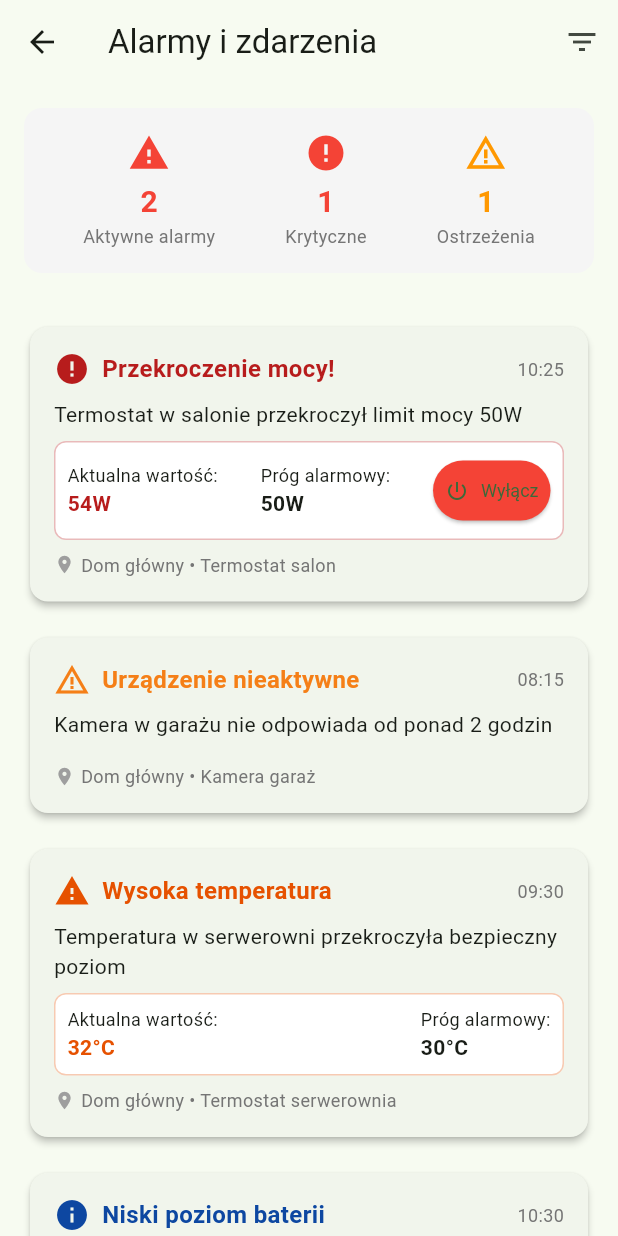
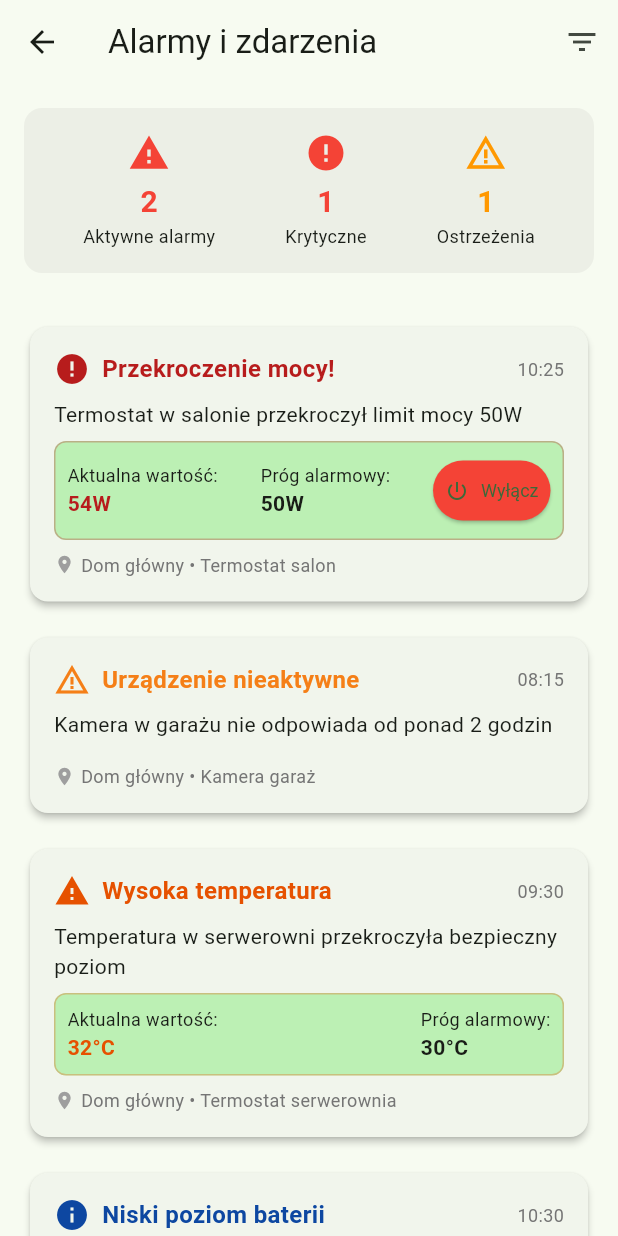
Before and after one commit to MinikPLayer/Kosciuszkon-2025, a Flutter app: the AlarmPage screen opened directly, on a phone screen of 412 x 824 dp. Run offline on Flutter 3.47's test engine with Material 3 defaults, Android fonts, the phone set to English and light mode, and no system bars; our stand-ins replace fl_chart, google_fonts.

Commit message:
Improved the alarm page

```diff
--- a/frontend_calculator/lib/views/pages/alarm_page.dart
+++ b/frontend_calculator/lib/views/pages/alarm_page.dart
@@ -85,13 +85,16 @@ class AlarmPage extends StatelessWidget {
       ),
       body: Column(
         children: [
-          _buildStatsHeader(),
+          _buildStatsHeader(context),
           Expanded(
             child: ListView.builder(
               padding: const EdgeInsets.all(16),
               itemCount: alarmEvents.length,
               itemBuilder: (context, index) {
-                return Padding(padding: const EdgeInsets.only(bottom: 16), child: _buildAlarmCard(alarmEvents[index]));
+                return Padding(
+                  padding: const EdgeInsets.only(bottom: 16),
+                  child: _buildAlarmCard(context, alarmEvents[index]),
+                );
               },
             ),
           ),
@@ -100,21 +103,37 @@ class AlarmPage extends StatelessWidget {
     );
   }
 
-  Widget _buildStatsHeader() {
+  Widget _buildStatsHeader(BuildContext context) {
     final criticalCount = alarmEvents.where((a) => a.severity == AlarmSeverity.critical).length;
     final warningCount = alarmEvents.where((a) => a.severity == AlarmSeverity.warning).length;
     final totalActive = criticalCount + warningCount;
 
     return Container(
       padding: const EdgeInsets.all(16),
-      decoration: BoxDecoration(color: Colors.grey[100], borderRadius: BorderRadius.circular(12)),
+      decoration: BoxDecoration(
+        color: Theme.of(context).colorScheme.surfaceContainer,
+        borderRadius: BorderRadius.circular(12),
+      ),
       margin: const EdgeInsets.all(16),
       child: Row(
         mainAxisAlignment: MainAxisAlignment.spaceAround,
         children: [
-          _buildStatItem('Aktywne alarmy', '$totalActive', totalActive > 0 ? Colors.red : Colors.green, Icons.warning),
-          _buildStatItem('Krytyczne', '$criticalCount', criticalCount > 0 ? Colors.red : Colors.grey, Icons.error),
           _buildStatItem(
+            context,
+            'Aktywne alarmy',
+            '$totalActive',
+            totalActive > 0 ? Colors.red : Colors.green,
+            Icons.warning,
+          ),
+          _buildStatItem(
+            context,
+            'Krytyczne',
+            '$criticalCount',
+            criticalCount > 0 ? Colors.red : Colors.grey,
+            Icons.error,
+          ),
+          _buildStatItem(
+            context,
             'Ostrzeżenia',
             '$warningCount',
             warningCount > 0 ? Colors.orange : Colors.grey,
@@ -125,18 +144,18 @@ class AlarmPage extends StatelessWidget {
     );
   }
 
-  Widget _buildStatItem(String title, String value, Color color, IconData icon) {
+  Widget _buildStatItem(BuildContext context, String title, String value, Color color, IconData icon) {
     return Column(
       children: [
         Icon(icon, color: color, size: 28),
         const SizedBox(height: 4),
         Text(value, style: TextStyle(fontSize: 20, fontWeight: FontWeight.bold, color: color)),
-        Text(title, style: TextStyle(fontSize: 12, color: Colors.grey[600])),
+        Text(title, style: TextStyle(fontSize: 12, color: Theme.of(context).colorScheme.onSurface)),
       ],
     );
   }
 
-  Widget _buildAlarmCard(AlarmEvent alarm) {
+  Widget _buildAlarmCard(BuildContext context, AlarmEvent alarm) {
     final Color bgColor;
     final Color textColor;
     final IconData icon;
@@ -163,8 +182,8 @@ class AlarmPage extends StatelessWidget {
         icon = Icons.info;
         break;
       default:
-        bgColor = Colors.grey[50]!;
-        textColor = Colors.grey[900]!;
+        bgColor = Theme.of(context).colorScheme.surface;
+        textColor = Theme.of(context).colorScheme.onSurface;
         icon = Icons.notifications;
     }
 
@@ -195,7 +214,7 @@ class AlarmPage extends StatelessWidget {
             const SizedBox(height: 8),
             Text(alarm.description),
             const SizedBox(height: 8),
-            if (alarm.severity.index <= AlarmSeverity.high.index) _buildAlarmDetails(alarm, textColor),
+            if (alarm.severity.index <= AlarmSeverity.high.index) _buildAlarmDetails(context, alarm, textColor),
             const SizedBox(height: 8),
             Row(
               children: [
@@ -213,11 +232,11 @@ class AlarmPage extends StatelessWidget {
     );
   }
 
-  Widget _buildAlarmDetails(AlarmEvent alarm, Color textColor) {
+  Widget _buildAlarmDetails(BuildContext context, AlarmEvent alarm, Color textColor) {
     return Container(
       padding: const EdgeInsets.all(8),
       decoration: BoxDecoration(
-        color: Colors.white,
+        color: Theme.of(context).colorScheme.primaryContainer,
         borderRadius: BorderRadius.circular(8),
         border: Border.all(color: textColor.withOpacity(0.3)),
       ),
```
